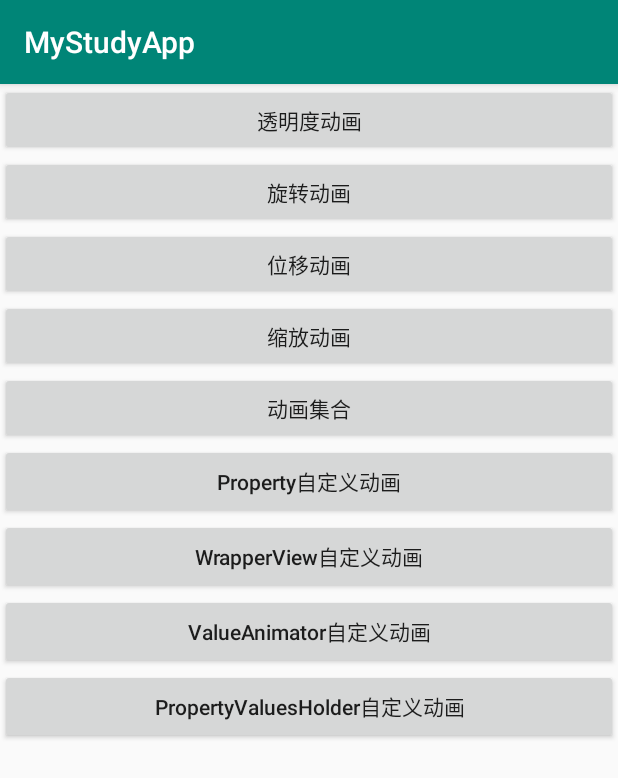
After one commit to Joshua-Lu/MyStudyApp, an Android app: the TestAnimatorActivity screen opened directly, with no data from a screen before it, on a phone screen of 412 x 824 dp. The commit adds this screen. Shown: the top 778 px of the screen. Run offline under Robolectric (Android 15) with nearby library versions, the phone set to English and light mode, and no system bars.

Commit message:
add TestAnimatorActivity to test Animator

```diff
--- a/app/src/main/AndroidManifest.xml
+++ b/app/src/main/AndroidManifest.xml
@@ -10,6 +10,11 @@
         android:roundIcon="@mipmap/ic_launcher_round"
         android:supportsRtl="true"
         android:theme="@style/AppTheme">
+        <activity android:name=".activity.TestAnimatorActivity">
+            <intent-filter>
+                <action android:name="android.intent.action.MAIN" />
+            </intent-filter>
+        </activity>
         <activity android:name=".activity.TestAnimationActivity">
             <intent-filter>
                 <action android:name="android.intent.action.MAIN" />
--- a/app/src/main/java/com/joshua/myapplication/activity/MainActivity.java
+++ b/app/src/main/java/com/joshua/myapplication/activity/MainActivity.java
@@ -56,6 +56,7 @@ public class MainActivity extends AppCompatActivity {
         clsList.add(TestShaderActivity.class);
         clsList.add(TestSurfaceViewActivity.class);
         clsList.add(TestAnimationActivity.class);
+        clsList.add(TestAnimatorActivity.class);
     }
 
     public void initData() {
--- /dev/null
+++ b/app/src/main/res/layout/activity_test_animator.xml
@@ -0,0 +1,63 @@
+<?xml version="1.0" encoding="utf-8"?>
+<LinearLayout xmlns:android="http://schemas.android.com/apk/res/android"
+    xmlns:tools="http://schemas.android.com/tools"
+    android:layout_width="match_parent"
+    android:layout_height="match_parent"
+    tools:context=".activity.TestAnimatorActivity"
+    android:orientation="vertical">
+
+    <Button
+        android:layout_width="match_parent"
+        android:layout_height="wrap_content"
+        android:onClick="doAlphaAnim"
+        android:text="透明度动画" />
+
+    <Button
+        android:layout_width="match_parent"
+        android:layout_height="wrap_content"
+        android:onClick="doRotateAnim"
+        android:text="旋转动画" />
+
+    <Button
+        android:layout_width="match_parent"
+        android:layout_height="wrap_content"
+        android:onClick="doTranslateAnim"
+        android:text="位移动画" />
+
+    <Button
+        android:layout_width="match_parent"
+        android:layout_height="wrap_content"
+        android:onClick="doScaleAnim"
+        android:text="缩放动画" />
+
+    <Button
+        android:layout_width="match_parent"
+        android:layout_height="wrap_content"
+        android:onClick="doAnimationSetAnim"
+        android:text="动画集合" />
+
+    <Button
+        android:layout_width="match_parent"
+        android:layout_height="50dp"
+        android:onClick="doPropertyAnim"
+        android:text="Property自定义动画" />
+
+    <Button
+        android:layout_width="match_parent"
+        android:layout_height="50dp"
+        android:onClick="doWrapperViewAnim"
+        android:text="WrapperView自定义动画" />
+
+    <Button
+        android:layout_width="match_parent"
+        android:layout_height="50dp"
+        android:onClick="doValueAnimatorAnim"
+        android:text="ValueAnimator自定义动画" />
+
+    <Button
+        android:layout_width="match_parent"
+        android:layout_height="50dp"
+        android:onClick="doPropertyValuesHolderAnim"
+        android:text="PropertyValuesHolder自定义动画" />
+
+</LinearLayout>
```
Also changed, not shown: app/src/main/java/com/joshua/myapplication/activity/TestAnimatorActivity.java (added, +159 -0 lines).
